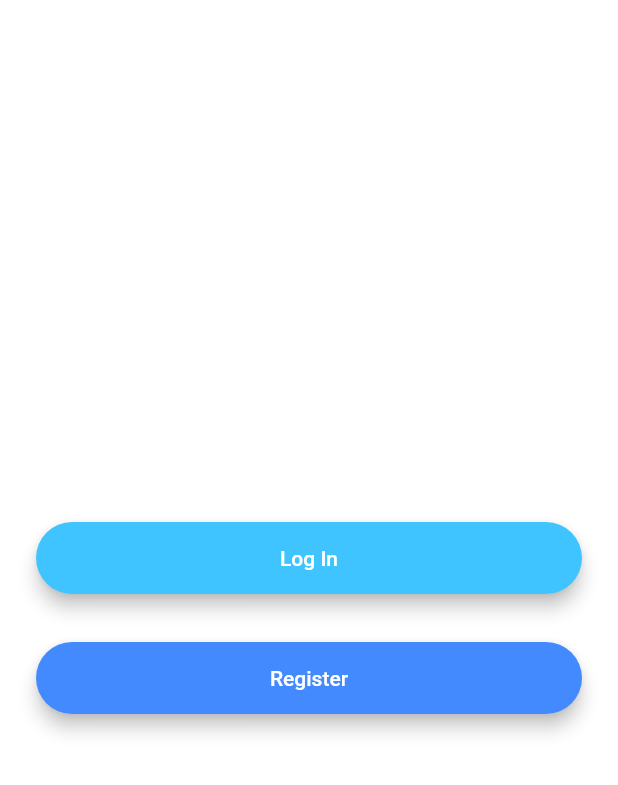
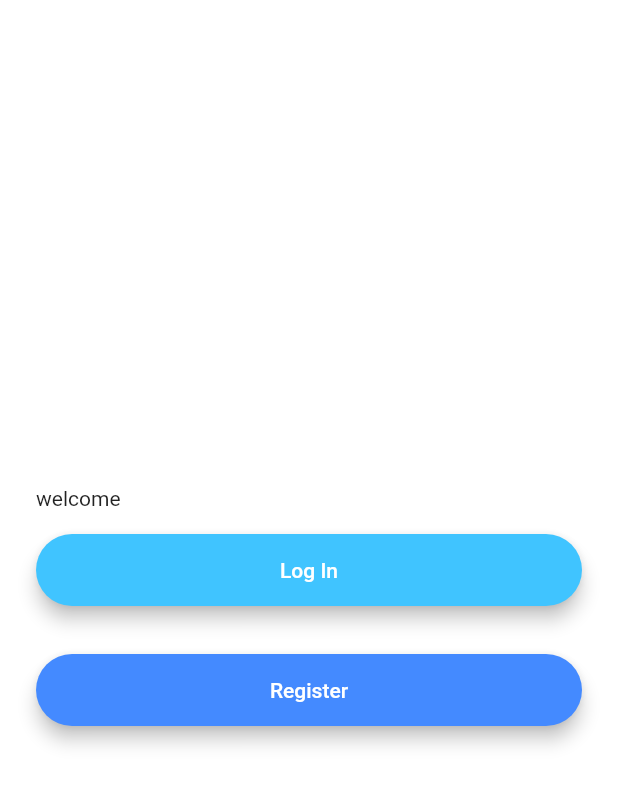
Before and after one commit to Oguzhantekin/todo_app-mobiluygulamadersi, a Flutter app: the screen it shows after launch, on a phone screen of 412 x 824 dp. Shown: the top 785 px of the screen. Run offline on Flutter 3.47's test engine with Material 2 defaults, Android fonts, the light colour scheme and no system bars; our stand-ins replace cloud_firestore, dropdown_button2, firebase_auth, firebase_core, fluttertoast; accounts and stored records are empty.

Commit message:
Update welcomescreen

```diff
--- a/lib/views/welcome_screen.dart
+++ b/lib/views/welcome_screen.dart
@@ -19,6 +19,7 @@ class _WelcomeScreenState extends State<WelcomeScreen> {
               mainAxisAlignment: MainAxisAlignment.center,
               crossAxisAlignment: CrossAxisAlignment.stretch,
               children: <Widget>[
+                Text("welcome"),
                 RoundedButton(
                   colour: Colors.lightBlueAccent,
                   title: 'Log In',
```
